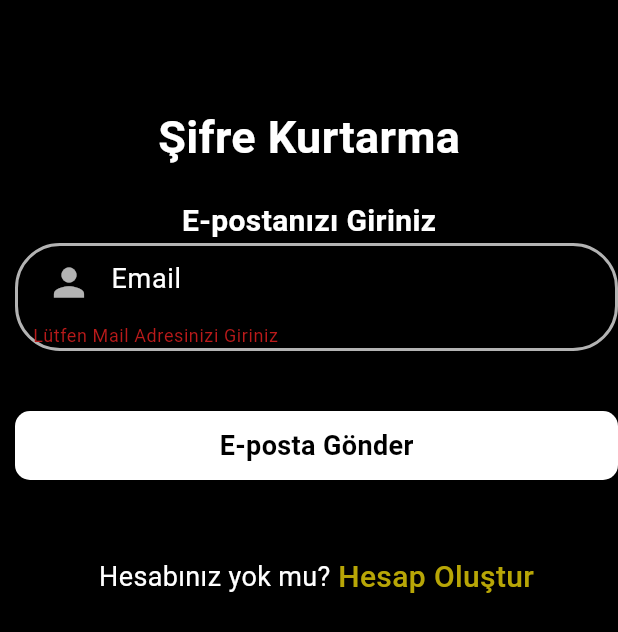
After one commit to ozcann159/Food-Delivery-App-From, a Flutter app: the Forgotpassword screen opened directly, after a tap on "E-posta Gönder", on a phone screen of 412 x 824 dp. The commit adds this screen. Shown: the top 632 px of the screen. Run offline on Flutter 3.47's test engine with Material 3 defaults, Android fonts, the phone set to English and light mode, and no system bars; our stand-ins replace curved_navigation_bar, firebase_auth, firebase_core; accounts and stored records are empty.

Commit message:
forgot_password

```diff
--- /dev/null
+++ b/lib/pages/forgotpassword.dart
@@ -0,0 +1,176 @@
+import 'package:firebase_auth/firebase_auth.dart';
+import 'package:flutter/material.dart';
+import 'package:flutter/widgets.dart';
+import 'package:fooddeliveryapp/pages/signup.dart';
+
+class Forgotpassword extends StatefulWidget {
+  const Forgotpassword({Key? key}) : super(key: key);
+
+  @override
+  _ForgotpasswordState createState() => _ForgotpasswordState();
+}
+
+class _ForgotpasswordState extends State<Forgotpassword> {
+  TextEditingController mailcontroller = new TextEditingController();
+
+  String email = "";
+
+  final _formKey = GlobalKey<FormState>();
+
+  resetPassword() async {
+    try {
+      await FirebaseAuth.instance.sendPasswordResetEmail(email: email);
+      ScaffoldMessenger.of(context).showSnackBar(SnackBar(
+          content: Text(
+        "şifre sıfırlama e-postası gönderildi",
+        style: TextStyle(fontSize: 18.0),
+      )));
+    } on FirebaseAuthException catch (e) {
+      if (e.code == "Kullanıcı Bulunamadı") {
+        ScaffoldMessenger.of(context).showSnackBar(SnackBar(
+            content: Text(
+          "e-posta için kullanıcı bulunamadı",
+          style: TextStyle(fontSize: 18.0),
+        )));
+      }
+    }
+  }
+
+  @override
+  Widget build(BuildContext context) {
+    return Scaffold(
+      backgroundColor: Colors.black,
+      body: Container(
+        child: Column(
+          children: [
+            SizedBox(
+              height: 70.0,
+            ),
+            Container(
+              alignment: Alignment.topCenter,
+              child: Text(
+                "Şifre Kurtarma",
+                style: TextStyle(
+                    color: Colors.white,
+                    fontSize: 30.0,
+                    fontWeight: FontWeight.bold),
+              ),
+            ),
+            const SizedBox(
+              height: 20.0,
+            ),
+            const Text(
+              "E-postanızı Giriniz",
+              style: TextStyle(
+                  color: Colors.white,
+                  fontSize: 20.0,
+                  fontWeight: FontWeight.bold),
+            ),
+            Expanded(
+              child: Form(
+                key: _formKey,
+                  child: Padding(
+                padding: EdgeInsets.only(left: 10.0),
+                child: ListView(
+                  children: [
+                    Container(
+                      padding: EdgeInsets.only(left: 10.0),
+                      decoration: BoxDecoration(
+                          border: Border.all(color: Colors.white70, width: 2.0),
+                          borderRadius: BorderRadius.circular(30)),
+                      child: TextFormField(
+                        controller: mailcontroller,
+                        validator: (value) {
+                          if (value == null || value.isEmpty) {
+                            return "Lütfen Mail Adresinizi Giriniz";
+                          }
+                          return null;
+                        },
+                        style: TextStyle(color: Colors.white),
+                        decoration: InputDecoration(
+                            hintText: "Email",
+                            hintStyle:
+                                TextStyle(fontSize: 18.0, color: Colors.white),
+                            prefixIcon: Icon(
+                              Icons.person,
+                              color: Colors.white70,
+                              size: 30.0,
+                            ),
+                            border: InputBorder.none),
+                      ),
+                    ),
+                    SizedBox(
+                      height: 40.0,
+                    ),
+                    GestureDetector(
+                      onTap: () {
+                        if (_formKey.currentState!.validate()) {
+                          setState(() {
+                            email = mailcontroller.text;
+                          });
+                          resetPassword();
+                        }
+                      },
+                      child: Container(
+                        width: 140,
+                        padding: EdgeInsets.all(10),
+                        decoration: BoxDecoration(
+                          color: Colors.white,
+                          borderRadius: BorderRadius.circular(10),
+                        ),
+                        child: const Center(
+                          child: Text(
+                            "E-posta Gönder",
+                            style: TextStyle(
+                                color: Colors.black,
+                                fontSize: 18.0,
+                                fontWeight: FontWeight.bold),
+                          ),
+                        ),
+                      ),
+                    ),
+                    SizedBox(
+                      height: 50.0,
+                    ),
+                    Row(
+                      mainAxisAlignment: MainAxisAlignment.center,
+                      children: [
+                        Text(
+                          "Hesabınız yok mu?",
+                          style: TextStyle(fontSize: 18.0, color: Colors.white),
+                        ),
+                        SizedBox(
+                          width: 5.0,
+                        ),
+                        GestureDetector(
+                          onTap: () {
+                            Navigator.push(
+                                context,
+                                MaterialPageRoute(
+                                    builder: (context) => Signup()));
+                          },
+                          child: Text(
+                            "Hesap Oluştur",
+                            style: TextStyle(
+                                color: Color.fromARGB(
+                                  255,
+                                  184,
+                                  166,
+                                  6,
+                                ),
+                                fontSize: 20.0,
+                                fontWeight: FontWeight.w500),
+                          ),
+                        )
+                      ],
+                    ),
+                  ],
+                ),
+              )),
+            ),
+          ],
+        ),
+      ),
+    );
+  }
+}
--- a/lib/pages/login.dart
+++ b/lib/pages/login.dart
@@ -1,6 +1,7 @@
 import 'package:firebase_auth/firebase_auth.dart';
 import 'package:flutter/material.dart';
 import 'package:fooddeliveryapp/pages/bottomnav.dart';
+import 'package:fooddeliveryapp/pages/forgotpassword.dart';
 import 'package:fooddeliveryapp/pages/signup.dart';
 import 'package:fooddeliveryapp/widget/widget_support.dart';
 
@@ -140,9 +141,13 @@ class _LoginState extends State<Login> {
                             ),
                             SizedBox(height: 20.0),
                             GestureDetector(
-                              // onTap: (){
-                              //   Navigator.push(context, MaterialPageRoute(builder: (context)=> Forgo()));
-                              // },
+                              onTap: () {
+                                Navigator.push(
+                                    context,
+                                    MaterialPageRoute(
+                                        builder: (context) =>
+                                            Forgotpassword()));
+                              },
                               child: Container(
                                 alignment: Alignment.topRight,
                                 child: Text(
```
